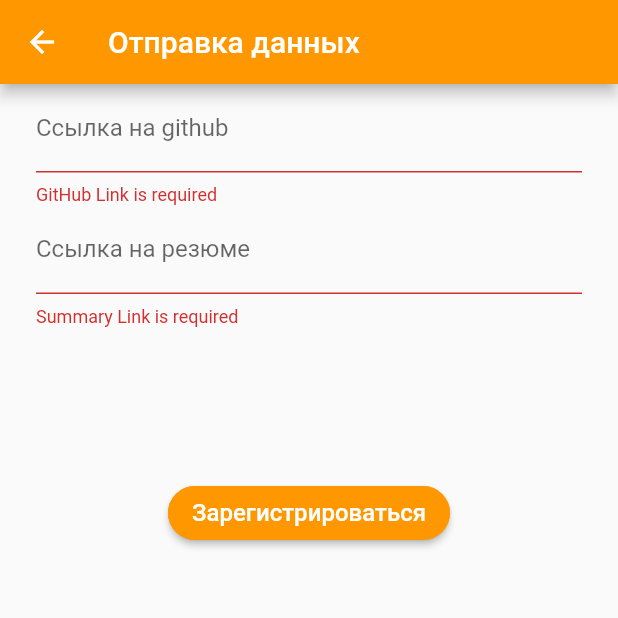
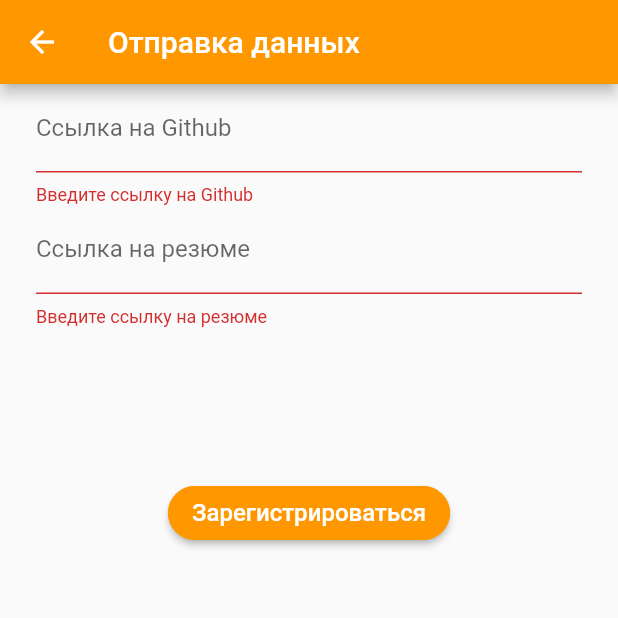
Before and after one commit to ShiloViktor/TraineeRegistration, a Flutter app: the SignUpScreen screen opened directly with empty values, after a tap on "Зарегистрироваться", on a phone screen of 412 x 824 dp, the top half of it. Run offline on Flutter 3.47's test engine with Material 2 defaults, Android fonts, the phone set to English and light mode, and no system bars; our stand-ins replace data_connection_checker, modal_progress_hud.

Commit message:
Change validator text in SignUp text fields

```diff
--- a/lib/SignUpScreen.dart
+++ b/lib/SignUpScreen.dart
@@ -50,10 +50,10 @@ class SignUpScreenState extends State<SignUpScreen> {
   Widget buildgitHubTextField() {
     return TextFormField(
       controller: _gitHubLinkController,
-      decoration: InputDecoration(labelText: 'Ссылка на github'),
+      decoration: InputDecoration(labelText: 'Ссылка на Github'),
       validator: (String value) {
         if (value.isEmpty) {
-          return "GitHub Link is required";
+          return "Введите ссылку на Github";
         }
       },
     );
@@ -65,7 +65,7 @@ class SignUpScreenState extends State<SignUpScreen> {
       decoration: InputDecoration(labelText: 'Ссылка на резюме'),
       validator: (String value) {
         if (value.isEmpty) {
-          return "Summary Link is required";
+          return "Введите ссылку на резюме";
         }
       },
     );
```
